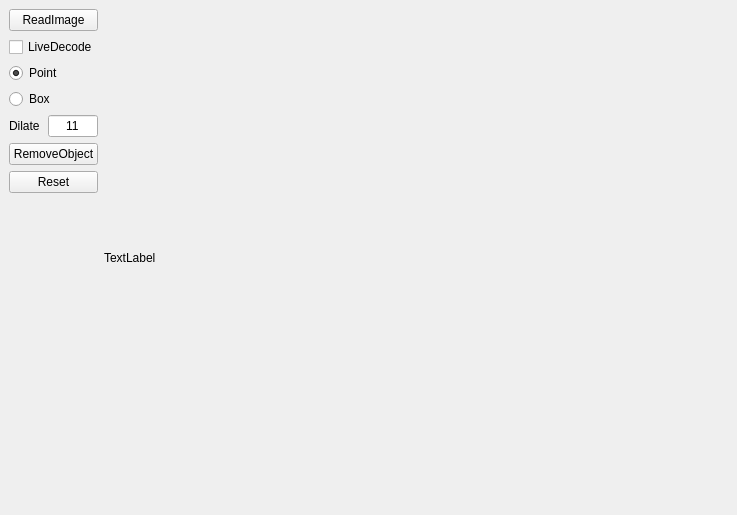
ZHEQIUSHUI/SAM-ONNX-AX650-CPP, file qtproj/SAMQT/mainwindow.ui: the form before one commit.
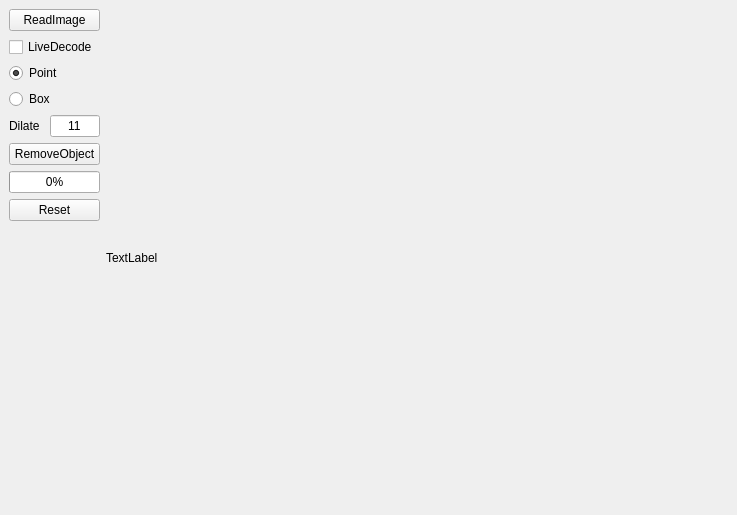
The form after the commit. Custom widgets are drawn as their Qt base class.

```diff
--- a/qtproj/SAMQT/mainwindow.ui
+++ b/qtproj/SAMQT/mainwindow.ui
@@ -106,6 +106,9 @@
           </item>
           <item>
            <widget class="QPushButton" name="btn_remove_obj">
+            <property name="enabled">
+             <bool>true</bool>
+            </property>
             <property name="toolTip">
              <string>remove mask object and do sam encode in inpainted image</string>
             </property>
@@ -114,6 +117,16 @@
             </property>
            </widget>
           </item>
+          <item>
+           <widget class="QProgressBar" name="progressBar_remove_obj">
+            <property name="maximum">
+             <number>10</number>
+            </property>
+            <property name="value">
+             <number>0</number>
+            </property>
+           </widget>
+          </item>
           <item>
            <widget class="QPushButton" name="btn_reset">
             <property name="text">
```
